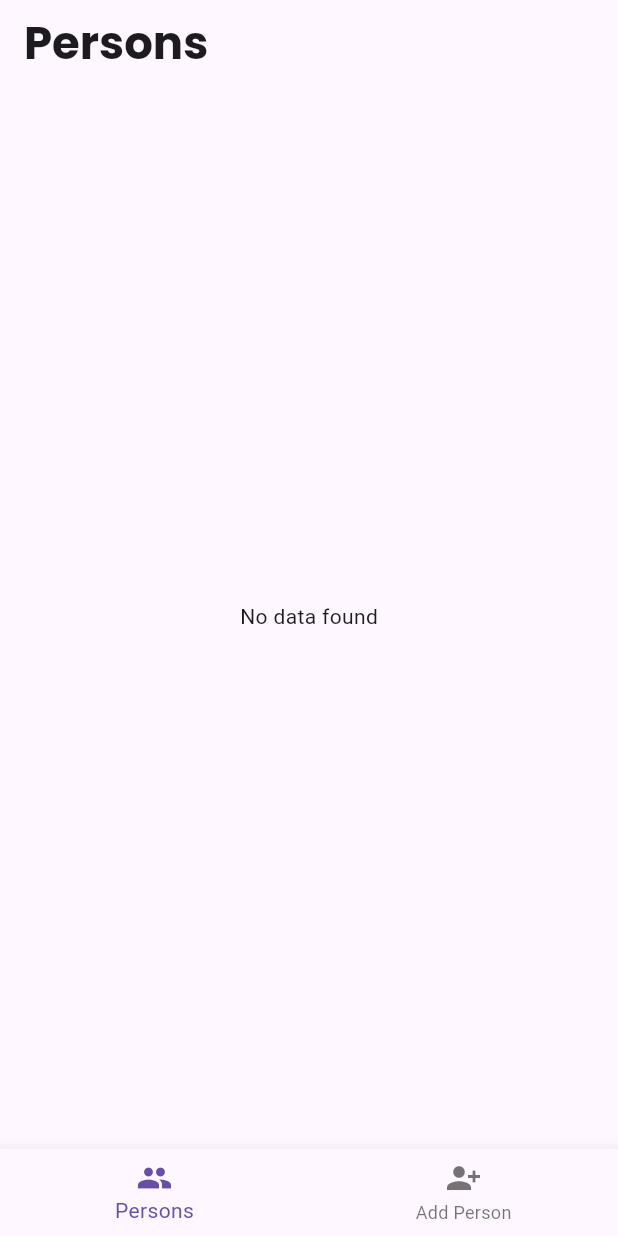
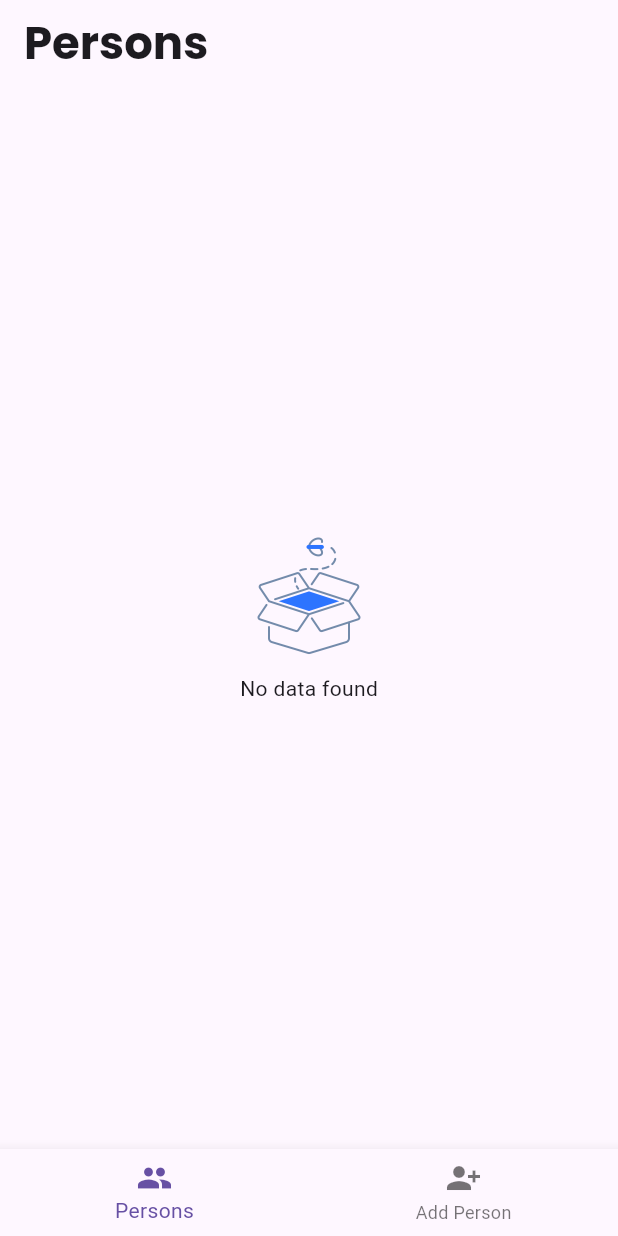
Before and after one commit to rohithvijayan774/workout_track_Opicxo, a Flutter app: the screen it shows after launch, on a phone screen of 412 x 824 dp. Run offline on Flutter 3.47's test engine with Material 2 defaults, Android fonts, the phone set to English and light mode, and no system bars; our stand-ins replace sqflite; accounts and stored records are empty; Roboto replaces fonts that are missing (SofiaPro); project files that could hold a hidden picture were left out.

Commit message:
final commit

```diff
--- a/lib/views/home_screen.dart
+++ b/lib/views/home_screen.dart
@@ -29,8 +29,23 @@ class HomeScreen extends StatelessWidget {
             return Consumer<WorkoutProvider>(
               builder: (context, provider, _) {
                 return provider.persons.isEmpty
-                    ? const Center(
-                        child: Text('No data found'),
+                    ? Center(
+                        child: Column(
+                          mainAxisAlignment: MainAxisAlignment.center,
+                          children: [
+                            Image.asset(
+                              'lib/assets/icons/no_data.png',
+                              scale: 6,
+                            ),
+                            const SizedBox(
+                              height: 10,
+                            ),
+                            const Text(
+                              'No data found',
+                              style: TextStyle(fontFamily: 'SofiaPro'),
+                            ),
+                          ],
+                        ),
                       )
                     : ListView.builder(
                         itemCount: provider.persons.length,
--- a/pubspec.yaml
+++ b/pubspec.yaml
@@ -62,6 +62,7 @@ flutter:
     - lib/assets/icons/gym.png
     - lib/assets/icons/meditation.png
     - lib/assets/icons/reading.png
+    - lib/assets/icons/no_data.png
   # An image asset can refer to one or more resolution-specific "variants", see
   # https://flutter.dev/assets-and-images/#resolution-aware
   # For details regarding adding assets from package dependencies, see
```
Also changed, not shown: lib/views/activities_page.dart (+17 -2 lines), lib/assets/icons/no_data.png (added).
